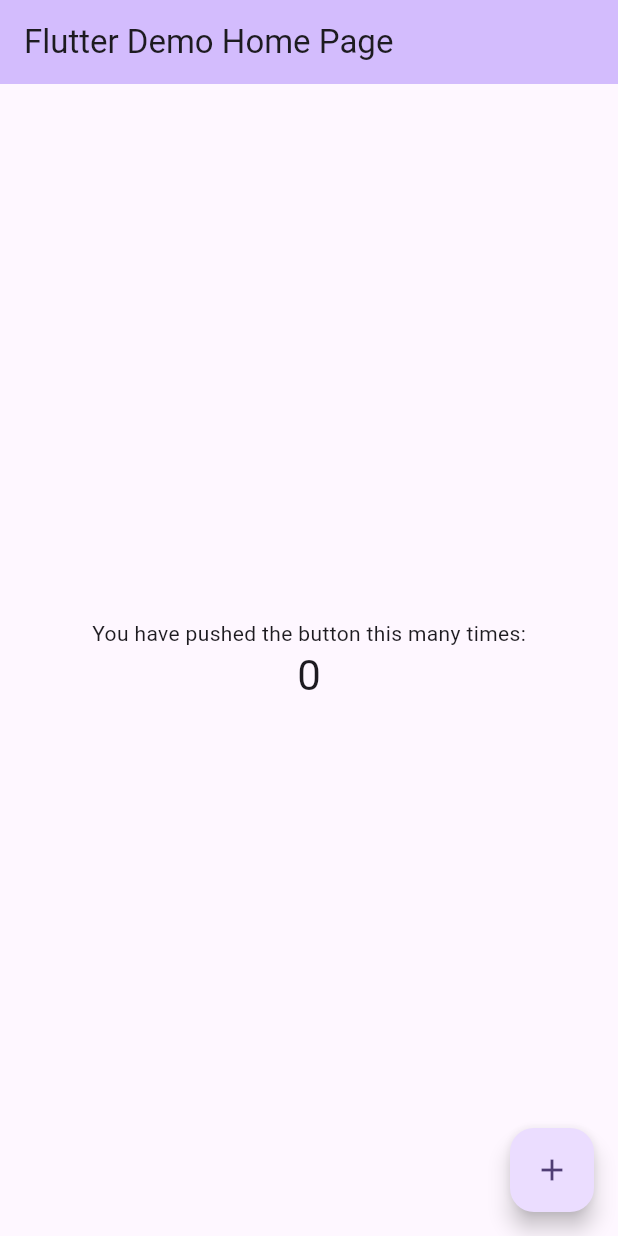
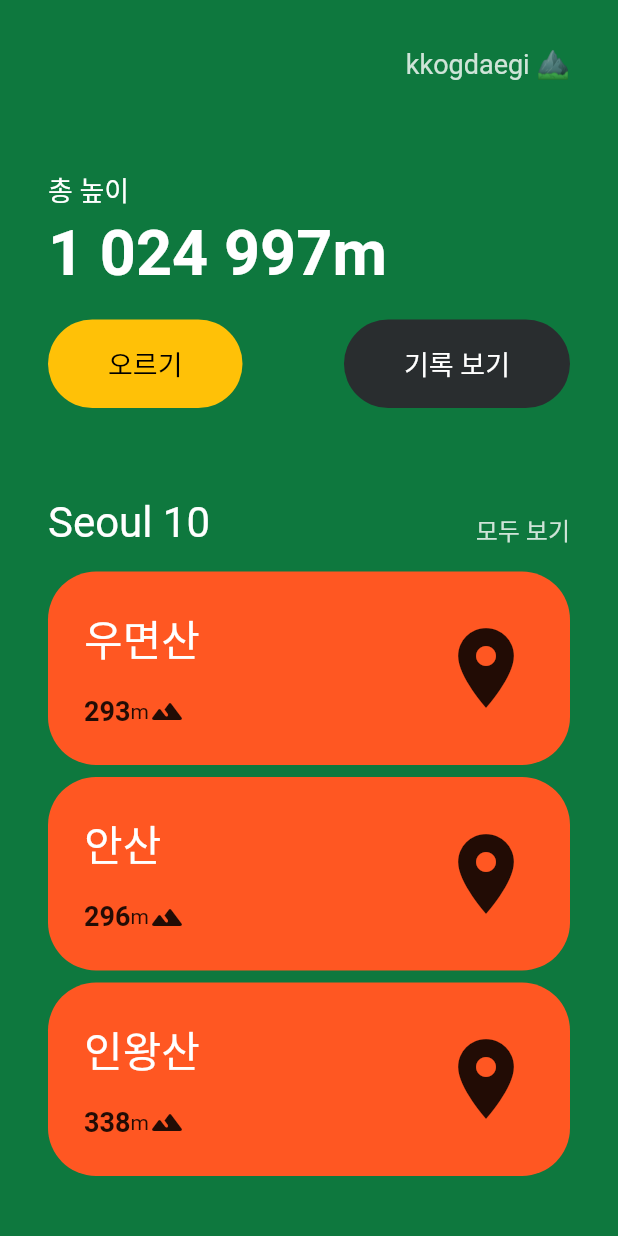
Before and after one commit to k012497/flutter-tutorial, a Flutter app: the screen it shows after launch, on a phone screen of 412 x 824 dp. Run offline on Flutter 3.47's test engine with Material 2 defaults, Android fonts, the phone set to English and light mode, and no system bars.

Commit message:
Create main

```diff
--- a/lib/main.dart
+++ b/lib/main.dart
@@ -1,125 +1,127 @@
+// ignore_for_file: prefer_const_constructors
+
 import 'package:flutter/material.dart';
+import 'package:flutter_tutorial/widgets/Button.dart';
+import 'package:flutter_tutorial/widgets/Mountain_card.dart';
 
 void main() {
-  runApp(const MyApp());
+  runApp(App());
 }
 
-class MyApp extends StatelessWidget {
-  const MyApp({super.key});
+class App extends StatelessWidget {
+  const App({super.key});
 
-  // This widget is the root of your application.
   @override
   Widget build(BuildContext context) {
     return MaterialApp(
-      title: 'Flutter Demo',
-      theme: ThemeData(
-        // This is the theme of your application.
-        //
-        // TRY THIS: Try running your application with "flutter run". You'll see
-        // the application has a blue toolbar. Then, without quitting the app,
-        // try changing the seedColor in the colorScheme below to Colors.green
-        // and then invoke "hot reload" (save your changes or press the "hot
-        // reload" button in a Flutter-supported IDE, or press "r" if you used
-        // the command line to start the app).
-        //
-        // Notice that the counter didn't reset back to zero; the application
-        // state is not lost during the reload. To reset the state, use hot
-        // restart instead.
-        //
-        // This works for code too, not just values: Most code changes can be
-        // tested with just a hot reload.
-        colorScheme: ColorScheme.fromSeed(seedColor: Colors.deepPurple),
-        useMaterial3: true,
+      home: Scaffold(
+        backgroundColor: Color.fromARGB(255, 14, 120, 62),
+        body: SingleChildScrollView(
+          child: Padding(
+            padding: EdgeInsets.symmetric(
+              horizontal: 32,
+            ),
+            child:
+                Column(crossAxisAlignment: CrossAxisAlignment.start, children: [
+              SizedBox(
+                height: 32,
+              ),
+              Row(
+                mainAxisAlignment: MainAxisAlignment.end,
+                children: [
+                  Text(
+                    'kkogdaegi ⛰',
+                    style: TextStyle(
+                      color: Colors.white.withOpacity(0.8),
+                      fontSize: 18,
+                    ),
+                  ),
+                ],
+              ),
+              SizedBox(
+                height: 60,
+              ),
+              Text('총 높이',
+                  style: TextStyle(
+                    color: Colors.white,
+                    fontSize: 18,
+                  )),
+              SizedBox(
+                height: 4,
+              ),
+              Text('1 024 997m',
+                  style: TextStyle(
+                    color: Colors.white,
+                    fontSize: 42,
+                    fontWeight: FontWeight.w700,
+                  )),
+              SizedBox(
+                height: 20,
+              ),
+              Row(
+                mainAxisAlignment: MainAxisAlignment.spaceBetween,
+                children: const [
+                  Button(
+                    text: '오르기',
+                    textColor: Colors.black,
+                    bgColor: Colors.amber,
+                  ),
+                  Button(
+                    text: '기록 보기',
+                    textColor: Colors.white,
+                    bgColor: Color.fromARGB(255, 41, 45, 47),
+                  ),
+                ],
+              ),
+              SizedBox(
+                height: 60,
+              ),
+              Row(
+                crossAxisAlignment: CrossAxisAlignment.end,
+                mainAxisAlignment: MainAxisAlignment.spaceBetween,
+                children: [
+                  Text(
+                    'Seoul 10',
+                    style: TextStyle(
+                      color: Colors.white,
+                      fontSize: 28,
+                      fontWeight: FontWeight.w400,
+                    ),
+                  ),
+                  Text(
+                    '모두 보기',
+                    style: TextStyle(
+                      color: Colors.white.withOpacity(0.8),
+                      fontSize: 16,
+                    ),
+                  ),
+                ],
+              ),
+              SizedBox(
+                height: 16,
+              ),
+              MountainCard(
+                name: '우면산',
+                height: 293,
+              ),
+              SizedBox(
+                height: 8,
+              ),
+              MountainCard(
+                name: '안산',
+                height: 296,
+              ),
+              SizedBox(
+                height: 8,
+              ),
+              MountainCard(
+                name: '인왕산',
+                height: 338,
+              ),
+            ]),
+          ),
+        ),
       ),
-      home: const MyHomePage(title: 'Flutter Demo Home Page'),
     );
   }
 }
-
-class MyHomePage extends StatefulWidget {
-  const MyHomePage({super.key, required this.title});
-
-  // This widget is the home page of your application. It is stateful, meaning
-  // that it has a State object (defined below) that contains fields that affect
-  // how it looks.
-
-  // This class is the configuration for the state. It holds the values (in this
-  // case the title) provided by the parent (in this case the App widget) and
-  // used by the build method of the State. Fields in a Widget subclass are
-  // always marked "final".
-
-  final String title;
-
-  @override
-  State<MyHomePage> createState() => _MyHomePageState();
-}
-
-class _MyHomePageState extends State<MyHomePage> {
-  int _counter = 0;
-
-  void _incrementCounter() {
-    setState(() {
-      // This call to setState tells the Flutter framework that something has
-      // changed in this State, which causes it to rerun the build method below
-      // so that the display can reflect the updated values. If we changed
-      // _counter without calling setState(), then the build method would not be
-      // called again, and so nothing would appear to happen.
-      _counter++;
-    });
-  }
-
-  @override
-  Widget build(BuildContext context) {
-    // This method is rerun every time setState is called, for instance as done
-    // by the _incrementCounter method above.
-    //
-    // The Flutter framework has been optimized to make rerunning build methods
-    // fast, so that you can just rebuild anything that needs updating rather
-    // than having to individually change instances of widgets.
-    return Scaffold(
-      appBar: AppBar(
-        // TRY THIS: Try changing the color here to a specific color (to
-        // Colors.amber, perhaps?) and trigger a hot reload to see the AppBar
-        // change color while the other colors stay the same.
-        backgroundColor: Theme.of(context).colorScheme.inversePrimary,
-        // Here we take the value from the MyHomePage object that was created by
-        // the App.build method, and use it to set our appbar title.
-        title: Text(widget.title),
-      ),
-      body: Center(
-        // Center is a layout widget. It takes a single child and positions it
-        // in the middle of the parent.
-        child: Column(
-          // Column is also a layout widget. It takes a list of children and
-          // arranges them vertically. By default, it sizes itself to fit its
-          // children horizontally, and tries to be as tall as its parent.
-          //
-          // Column has various properties to control how it sizes itself and
-          // how it positions its children. Here we use mainAxisAlignment to
-          // center the children vertically; the main axis here is the vertical
-          // axis because Columns are vertical (the cross axis would be
-          // horizontal).
-          //
-          // TRY THIS: Invoke "debug painting" (choose the "Toggle Debug Paint"
-          // action in the IDE, or press "p" in the console), to see the
-          // wireframe for each widget.
-          mainAxisAlignment: MainAxisAlignment.center,
-          children: <Widget>[
-            const Text(
-              'You have pushed the button this many times:',
-            ),
-            Text(
-              '$_counter',
-              style: Theme.of(context).textTheme.headlineMedium,
-            ),
-          ],
-        ),
-      ),
-      floatingActionButton: FloatingActionButton(
-        onPressed: _incrementCounter,
-        tooltip: 'Increment',
-        child: const Icon(Icons.add),
-      ), // This trailing comma makes auto-formatting nicer for build methods.
-    );
-  }
-}
--- /dev/null
+++ b/lib/widgets/Button.dart
@@ -0,0 +1,36 @@
+import 'package:flutter/material.dart';
+
+class Button extends StatelessWidget {
+  final String text;
+  final Color bgColor;
+  final Color textColor;
+
+  const Button({
+    super.key,
+    required this.text,
+    required this.bgColor,
+    required this.textColor,
+  });
+
+  @override
+  Widget build(BuildContext context) {
+    return Container(
+      decoration: BoxDecoration(
+        color: bgColor,
+        borderRadius: const BorderRadius.all(Radius.circular(40)),
+      ),
+      child: Padding(
+          padding: const EdgeInsets.symmetric(
+            vertical: 16,
+            horizontal: 40,
+          ),
+          child: Text(
+            text,
+            style: TextStyle(
+              fontSize: 18,
+              color: textColor,
+            ),
+          )),
+    );
+  }
+}
--- /dev/null
+++ b/lib/widgets/Mountain_card.dart
@@ -0,0 +1,58 @@
+import 'package:flutter/material.dart';
+
+class MountainCard extends StatelessWidget {
+  final String name;
+  final int height;
+
+  const MountainCard({
+    super.key,
+    required this.name,
+    required this.height,
+  });
+
+  @override
+  Widget build(BuildContext context) {
+    return Container(
+      decoration: const BoxDecoration(
+          borderRadius: BorderRadius.all(
+            Radius.circular(32),
+          ),
+          color: Colors.deepOrange),
+      child: Padding(
+        padding: const EdgeInsets.all(24),
+        child: Row(
+          mainAxisAlignment: MainAxisAlignment.spaceBetween,
+          children: [
+            Column(
+              crossAxisAlignment: CrossAxisAlignment.start,
+              children: [
+                Text(
+                  name,
+                  style: const TextStyle(
+                    color: Colors.white,
+                    fontSize: 28,
+                  ),
+                ),
+                const SizedBox(
+                  height: 16,
+                ),
+                Row(
+                  children: [
+                    Text(
+                      height.toString(),
+                      style: const TextStyle(
+                          fontSize: 18, fontWeight: FontWeight.w700),
+                    ),
+                    const Text('m'),
+                    const Icon(Icons.terrain_rounded),
+                  ],
+                ),
+              ],
+            ),
+            const Icon(Icons.location_on, size: 64),
+          ],
+        ),
+      ),
+    );
+  }
+}
```
